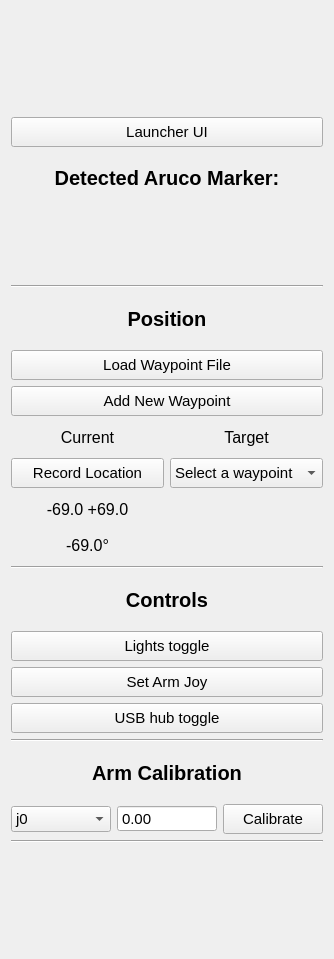
First picture: the form in rover_base/rover_controller_gui/resource/rover_controller_gui.ui, repository robotique-udes/rover, before the edit.
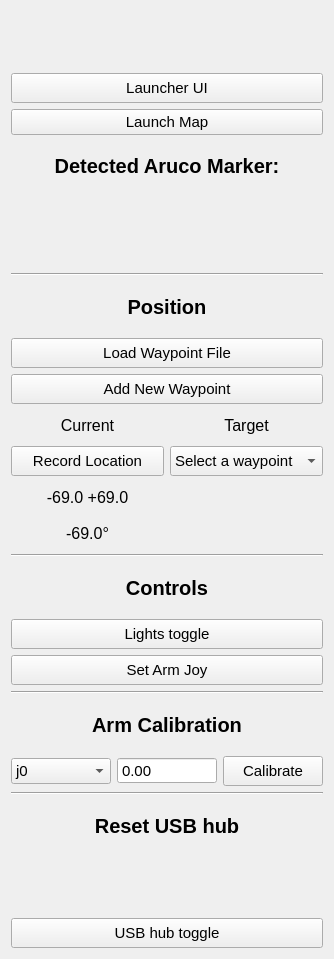
Second picture: the form after the edit.

The edit to the form file:
```diff
--- a/rover_base/rover_controller_gui/resource/rover_controller_gui.ui
+++ b/rover_base/rover_controller_gui/resource/rover_controller_gui.ui
@@ -120,6 +120,13 @@
          </property>
         </widget>
        </item>
+       <item>
+        <widget class="QPushButton" name="pb_launch_map">
+         <property name="text">
+          <string>Launch Map</string>
+         </property>
+        </widget>
+       </item>
        <item>
         <widget class="QLabel" name="label">
          <property name="sizePolicy">
@@ -869,49 +876,6 @@
          </property>
         </widget>
        </item>
-       <item>
-        <widget class="QPushButton" name="pb_usb_hub">
-         <property name="sizePolicy">
-          <sizepolicy hsizetype="Minimum" vsizetype="Fixed">
-           <horstretch>0</horstretch>
-           <verstretch>0</verstretch>
-          </sizepolicy>
-         </property>
-         <property name="minimumSize">
-          <size>
-           <width>0</width>
-           <height>30</height>
-          </size>
-         </property>
-         <property name="cursor">
-          <cursorShape>PointingHandCursor</cursorShape>
-         </property>
-         <property name="text">
-          <string>USB hub toggle</string>
-         </property>
-         <property name="iconSize">
-          <size>
-           <width>16</width>
-           <height>16</height>
-          </size>
-         </property>
-         <property name="checkable">
-          <bool>false</bool>
-         </property>
-         <property name="checked">
-          <bool>false</bool>
-         </property>
-         <property name="autoDefault">
-          <bool>false</bool>
-         </property>
-         <property name="default">
-          <bool>false</bool>
-         </property>
-         <property name="flat">
-          <bool>false</bool>
-         </property>
-        </widget>
-       </item>
        <item>
         <widget class="Line" name="line_4">
          <property name="styleSheet">
@@ -1066,6 +1030,48 @@
        </item>
       </layout>
      </item>
+     <item>
+      <widget class="QLabel" name="label_7">
+       <property name="sizePolicy">
+        <sizepolicy hsizetype="MinimumExpanding" vsizetype="MinimumExpanding">
+         <horstretch>0</horstretch>
+         <verstretch>0</verstretch>
+        </sizepolicy>
+       </property>
+       <property name="minimumSize">
+        <size>
+         <width>300</width>
+         <height>50</height>
+        </size>
+       </property>
+       <property name="maximumSize">
+        <size>
+         <width>16777215</width>
+         <height>50</height>
+        </size>
+       </property>
+       <property name="font">
+        <font>
+         <family>Ubuntu</family>
+         <pointsize>15</pointsize>
+         <weight>75</weight>
+         <bold>true</bold>
+        </font>
+       </property>
+       <property name="text">
+        <string>Reset USB hub</string>
+       </property>
+       <property name="textFormat">
+        <enum>Qt::AutoText</enum>
+       </property>
+       <property name="scaledContents">
+        <bool>false</bool>
+       </property>
+       <property name="alignment">
+        <set>Qt::AlignCenter</set>
+       </property>
+      </widget>
+     </item>
      <item>
       <spacer name="verticalSpacer_2">
        <property name="orientation">
@@ -1079,6 +1085,49 @@
        </property>
       </spacer>
      </item>
+     <item>
+      <widget class="QPushButton" name="pb_usb_hub">
+       <property name="sizePolicy">
+        <sizepolicy hsizetype="Minimum" vsizetype="Fixed">
+         <horstretch>0</horstretch>
+         <verstretch>0</verstretch>
+        </sizepolicy>
+       </property>
+       <property name="minimumSize">
+        <size>
+         <width>0</width>
+         <height>30</height>
+        </size>
+       </property>
+       <property name="cursor">
+        <cursorShape>PointingHandCursor</cursorShape>
+       </property>
+       <property name="text">
+        <string>USB hub toggle</string>
+       </property>
+       <property name="iconSize">
+        <size>
+         <width>16</width>
+         <height>16</height>
+        </size>
+       </property>
+       <property name="checkable">
+        <bool>false</bool>
+       </property>
+       <property name="checked">
+        <bool>false</bool>
+       </property>
+       <property name="autoDefault">
+        <bool>false</bool>
+       </property>
+       <property name="default">
+        <bool>false</bool>
+       </property>
+       <property name="flat">
+        <bool>false</bool>
+       </property>
+      </widget>
+     </item>
     </layout>
    </item>
   </layout>
```
